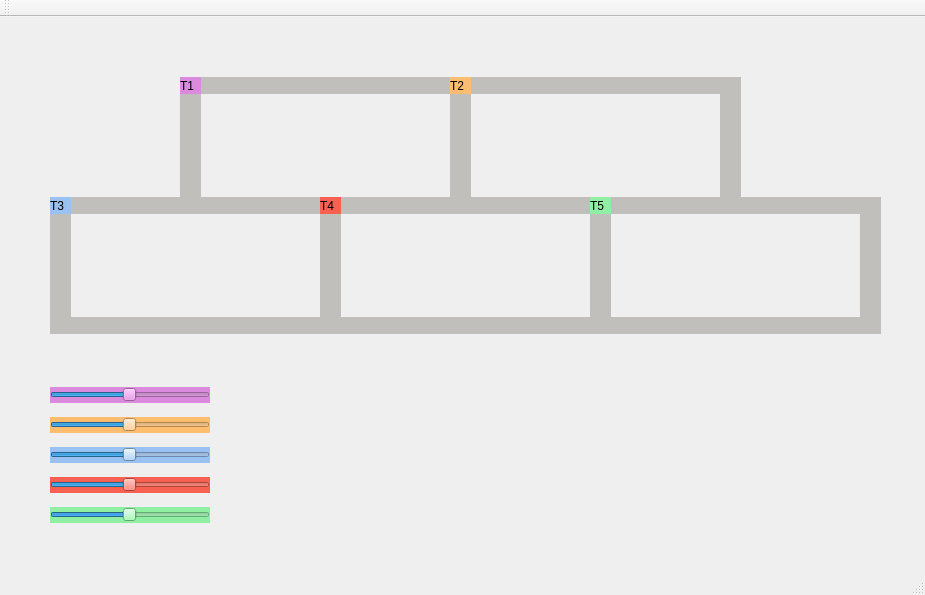
The window that mainwindow.ui (frankleiton/SO-TREM) describes before a commit, drawn with Qt 5.
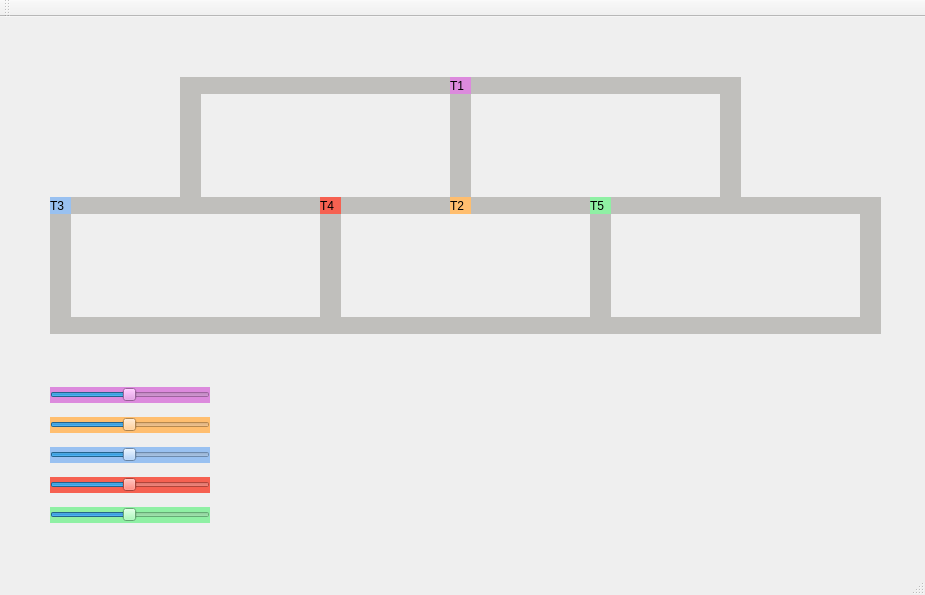
The same window after the commit.

```diff
--- a/mainwindow.ui
+++ b/mainwindow.ui
@@ -17,7 +17,7 @@
    <widget class="QLabel" name="label_trem1">
     <property name="geometry">
      <rect>
-      <x>180</x>
+      <x>450</x>
       <y>60</y>
       <width>21</width>
       <height>17</height>
@@ -146,7 +146,7 @@
     <property name="geometry">
      <rect>
       <x>450</x>
-      <y>60</y>
+      <y>180</y>
       <width>21</width>
       <height>17</height>
      </rect>
```
